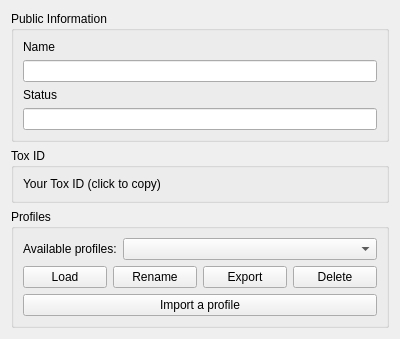
Qt form src/widget/form/settings/identitysettings.ui (qTox/qTox) before a commit.
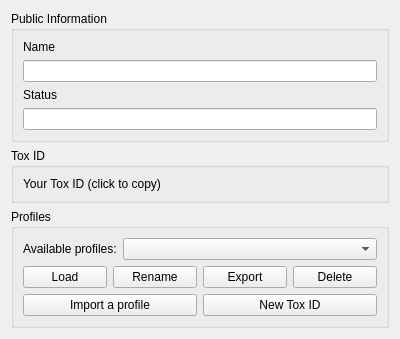
The same form after that commit. Custom widgets are drawn as their Qt base class.

Commit message: added new profiles, default name/status (fixes #465 and fixes #460)

What changed in the file:
```diff
--- a/src/widget/form/settings/identitysettings.ui
+++ b/src/widget/form/settings/identitysettings.ui
@@ -122,11 +122,22 @@
        </layout>
       </item>
       <item>
+       <layout class="QHBoxLayout" name="profilesButtonsLayout2">
+        <item>
        <widget class="QPushButton" name="importButton">
         <property name="text">
          <string comment="import profile button">Import a profile</string>
         </property>
        </widget>
+        </item>
+        <item>
+         <widget class="QPushButton" name="newButton">
+          <property name="text">
+           <string comment="new profile button">New Tox ID</string>
+          </property>
+         </widget>
+        </item>
+       </layout>
       </item>
      </layout>
     </widget>
```
Lines whose indentation alone changed are shown as unchanged. The commit also changes 5 other files.
